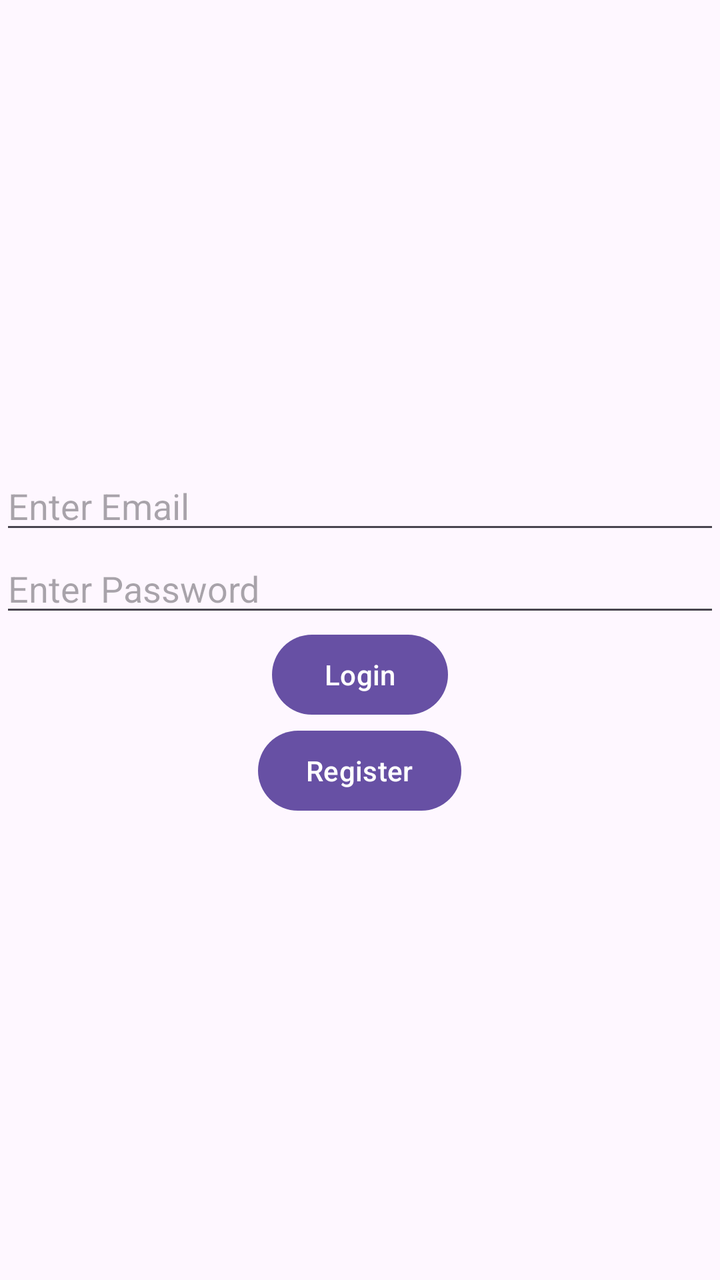
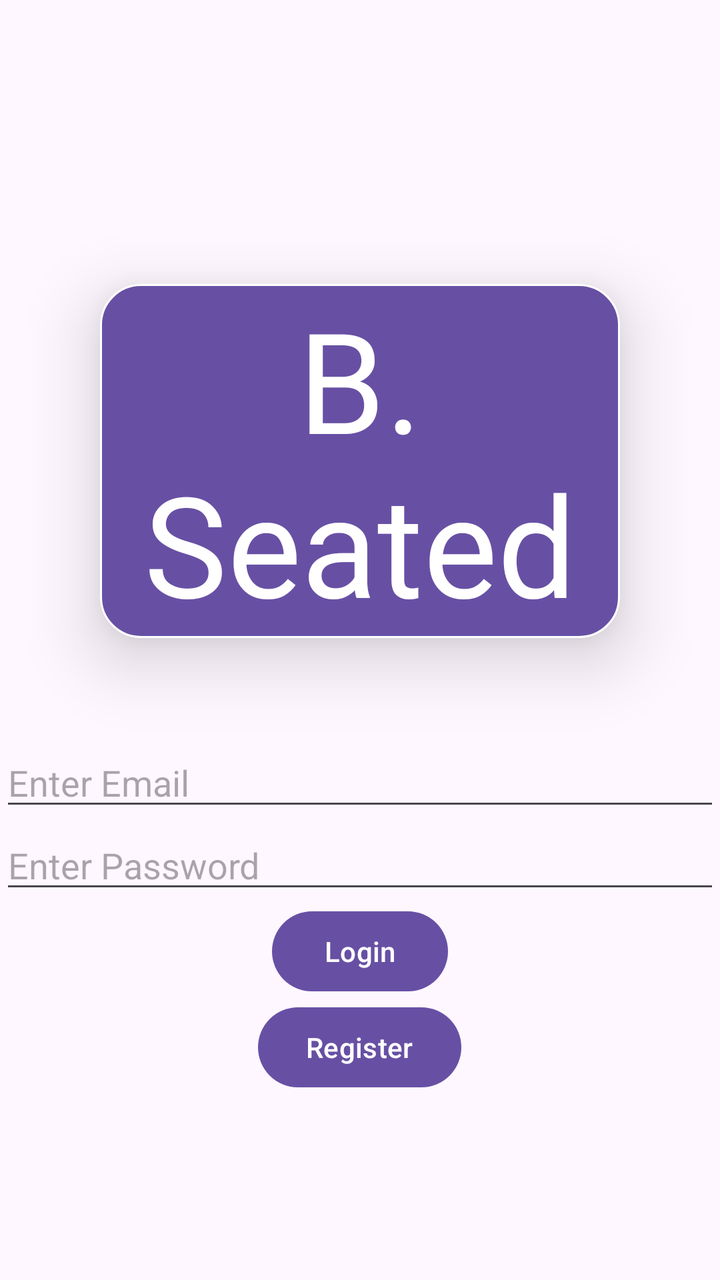

Two renders of the same Android screen: before a commit and after it. Below are the layout's source before the change and the commit's diff.
<!-- AndroidManifest.xml: application theme Theme.ISCG7424GroupAssessment -->
<!-- res/layout/activity_login.xml -->
<?xml version="1.0" encoding="utf-8"?>
<LinearLayout xmlns:android="http://schemas.android.com/apk/res/android"
    xmlns:app="http://schemas.android.com/apk/res-auto"
    xmlns:tools="http://schemas.android.com/tools"
    android:id="@+id/main"
    android:layout_width="match_parent"
    android:layout_height="match_parent"
    android:orientation="vertical"
    android:gravity="center"
    tools:context=".Login">

    <EditText
        android:id="@+id/et_email"
        android:layout_width="match_parent"
        android:layout_height="wrap_content"
        android:hint="Enter Email"
        android:inputType="textEmailAddress"/>

    <EditText
        android:id="@+id/et_password"
        android:layout_width="match_parent"
        android:layout_height="wrap_content"
        android:hint="Enter Password"
        android:inputType="textPassword"/>

    <Button
        android:onClick="btnLogin"
        android:layout_width="wrap_content"
        android:layout_height="wrap_content"
        android:text="Login"/>

    <Button
        android:onClick="btnRegister"
        android:layout_width="wrap_content"
        android:layout_height="wrap_content"
        android:text="Register"/>



</LinearLayout>
<!-- resources referenced by this layout -->
<resources>
  <style name="Theme.ISCG7424GroupAssessment" parent="Base.Theme.ISCG7424GroupAssessment" />
  <style name="Base.Theme.ISCG7424GroupAssessment" parent="Theme.Material3.DayNight.NoActionBar">
          
          
      </style>
</resources>

<!-- the commit's change to res/layout/activity_login.xml (unified diff, before → after) -->
@@ -8,6 +8,23 @@
     android:orientation="vertical"
     android:gravity="center"
     tools:context=".Login">
+
+    <TextView
+        android:layout_width="match_parent"
+        android:layout_height="wrap_content"
+        android:layout_margin="50dp"
+
+        android:background="@drawable/rounded_corner"
+
+        android:elevation="20dp"
+        android:fontFamily="@font/tinos_bold_italic"
+        android:stateListAnimator="@null"
+        android:text="B. Seated"
+        android:textAlignment="center"
+        android:textColor="#fff"
+        android:textSize="70sp">
+
+    </TextView>
 
     <EditText
         android:id="@+id/et_email"
<!-- resource entries referenced after the edit -->
@@ -1,5 +1,22 @@
 <!-- resources referenced by this layout -->
 <resources>
+  <!-- drawable rounded_corner (drawable) -->
+  <?xml version="1.0" encoding="utf-8"?>
+  <shape xmlns:android="http://schemas.android.com/apk/res/android" >
+      <stroke
+          android:width="1dp"
+          android:color="#fff" />
+  
+      <solid android:color="#6750a4" />
+  
+      <padding
+          android:left="1dp"
+          android:right="1dp"
+          android:bottom="1dp"
+          android:top="1dp" />
+  
+      <corners android:radius="20dp" />
+  </shape>
   <style name="Theme.ISCG7424GroupAssessment" parent="Base.Theme.ISCG7424GroupAssessment" />
   <style name="Base.Theme.ISCG7424GroupAssessment" parent="Theme.Material3.DayNight.NoActionBar">
           
